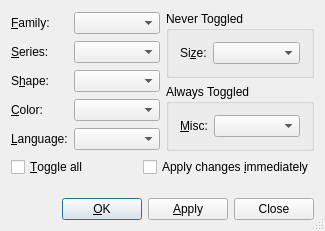
First picture: the form in src/frontends/qt4/ui/CharacterUi.ui, repository cburschka/lyx, before the edit.
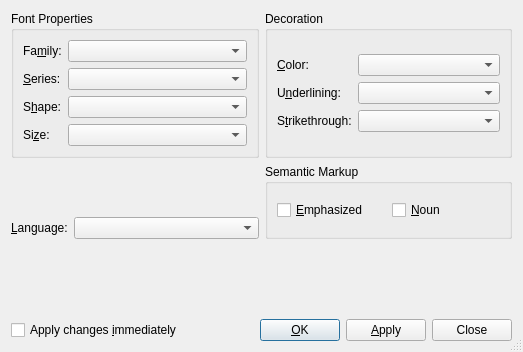
Second picture: the form after the edit.

Commit message: Towards a sane character dialog

Diff of the .ui file:
```diff
--- a/src/frontends/qt4/ui/CharacterUi.ui
+++ b/src/frontends/qt4/ui/CharacterUi.ui
@@ -1,12 +1,12 @@
 <ui version="4.0" >
  <class>CharacterUi</class>
- <widget class="QDialog" name="CharacterUi" >
-  <property name="geometry" >
+ <widget class="QDialog" name="CharacterUi">
+  <property name="geometry">
    <rect>
     <x>0</x>
     <y>0</y>
-    <width>325</width>
-    <height>231</height>
+    <width>523</width>
+    <height>352</height>
    </rect>
   </property>
   <property name="windowTitle" >
@@ -15,136 +15,235 @@
   <property name="sizeGripEnabled" >
    <bool>true</bool>
   </property>
-  <layout class="QVBoxLayout" >
-   <property name="margin" >
-    <number>11</number>
-   </property>
-   <property name="spacing" >
-    <number>6</number>
-   </property>
-   <item>
-    <layout class="QHBoxLayout" >
-     <property name="margin" >
-      <number>0</number>
+  <layout class="QGridLayout" name="gridLayout_6">
+   <item row="0" column="0">
+    <widget class="QGroupBox" name="groupBox">
+     <property name="title">
+      <string>Font Properties</string>
      </property>
-     <property name="spacing" >
-      <number>6</number>
+     <layout class="QGridLayout" name="gridLayout_2">
+      <item row="0" column="0">
+       <layout class="QGridLayout" name="gridLayout">
+        <item row="0" column="0">
+         <widget class="QLabel" name="familyLA">
+          <property name="toolTip">
+           <string>Font family</string>
+          </property>
+          <property name="text">
+           <string>Fa&amp;mily:</string>
+          </property>
+          <property name="buddy">
+           <cstring>familyCO</cstring>
+          </property>
+         </widget>
+        </item>
+        <item row="0" column="1">
+         <widget class="QComboBox" name="familyCO">
+          <property name="sizePolicy">
+           <sizepolicy hsizetype="MinimumExpanding" vsizetype="Fixed">
+            <horstretch>0</horstretch>
+            <verstretch>0</verstretch>
+           </sizepolicy>
+          </property>
+          <property name="toolTip">
+           <string>Font family</string>
+          </property>
+         </widget>
+        </item>
+        <item row="1" column="0">
+         <widget class="QLabel" name="seriesLA">
+          <property name="toolTip">
+           <string>Font series</string>
+          </property>
+          <property name="text">
+           <string>&amp;Series:</string>
+          </property>
+          <property name="buddy">
+           <cstring>seriesCO</cstring>
+          </property>
+         </widget>
+        </item>
+        <item row="1" column="1">
+         <widget class="QComboBox" name="seriesCO">
+          <property name="sizePolicy">
+           <sizepolicy hsizetype="MinimumExpanding" vsizetype="Fixed">
+            <horstretch>0</horstretch>
+            <verstretch>0</verstretch>
+           </sizepolicy>
+          </property>
+          <property name="toolTip">
+           <string>Font series</string>
+          </property>
+         </widget>
+        </item>
+        <item row="2" column="0">
+         <widget class="QLabel" name="shapeLA">
+          <property name="toolTip">
+           <string>Font shape</string>
+          </property>
+          <property name="text">
+           <string>S&amp;hape:</string>
+          </property>
+          <property name="buddy">
+           <cstring>shapeCO</cstring>
+          </property>
+         </widget>
+        </item>
+        <item row="2" column="1">
+         <widget class="QComboBox" name="shapeCO">
+          <property name="sizePolicy">
+           <sizepolicy hsizetype="MinimumExpanding" vsizetype="Fixed">
+            <horstretch>0</horstretch>
+            <verstretch>0</verstretch>
+           </sizepolicy>
+          </property>
+          <property name="toolTip">
+           <string>Font shape</string>
+          </property>
+         </widget>
+        </item>
+        <item row="3" column="0">
+         <widget class="QLabel" name="sizeLA">
+          <property name="toolTip">
+           <string>Font size</string>
+          </property>
+          <property name="text">
+           <string>Si&amp;ze:</string>
+          </property>
+          <property name="buddy">
+           <cstring>sizeCO</cstring>
+          </property>
+         </widget>
+        </item>
+        <item row="3" column="1">
+         <widget class="QComboBox" name="sizeCO">
+          <property name="sizePolicy">
+           <sizepolicy hsizetype="MinimumExpanding" vsizetype="Fixed">
+            <horstretch>0</horstretch>
+            <verstretch>0</verstretch>
+           </sizepolicy>
+          </property>
+          <property name="toolTip">
+           <string>Font size</string>
+          </property>
+         </widget>
+        </item>
+       </layout>
+      </item>
+     </layout>
+    </widget>
+   </item>
+   <item row="0" column="1">
+    <widget class="QGroupBox" name="groupBox_2">
+     <property name="title">
+      <string>Decoration</string>
      </property>
+     <layout class="QGridLayout" name="gridLayout_4">
+      <item row="0" column="0">
+       <layout class="QGridLayout" name="gridLayout_3">
+        <item row="0" column="0">
+         <widget class="QLabel" name="colorLA">
+          <property name="enabled">
+           <bool>true</bool>
+          </property>
+          <property name="toolTip">
+           <string>Font color</string>
+          </property>
+          <property name="text">
+           <string>&amp;Color:</string>
+          </property>
+          <property name="buddy">
+           <cstring>colorCO</cstring>
+          </property>
+         </widget>
+        </item>
+        <item row="0" column="1">
+         <widget class="QComboBox" name="colorCO">
+          <property name="sizePolicy">
+           <sizepolicy hsizetype="MinimumExpanding" vsizetype="Fixed">
+            <horstretch>0</horstretch>
+            <verstretch>0</verstretch>
+           </sizepolicy>
+          </property>
+          <property name="toolTip">
+           <string>Font color</string>
+          </property>
+         </widget>
+        </item>
+        <item row="1" column="0">
+         <widget class="QLabel" name="ulineLA">
+          <property name="text">
+           <string>U&amp;nderlining:</string>
+          </property>
+          <property name="buddy">
+           <cstring>ulineCO</cstring>
+          </property>
+         </widget>
+        </item>
+        <item row="1" column="1">
+         <widget class="QComboBox" name="ulineCO">
+          <property name="sizePolicy">
+           <sizepolicy hsizetype="MinimumExpanding" vsizetype="Fixed">
+            <horstretch>0</horstretch>
+            <verstretch>0</verstretch>
+           </sizepolicy>
+          </property>
+          <property name="toolTip">
+           <string>Other font settings</string>
+          </property>
+         </widget>
+        </item>
+        <item row="2" column="0">
+         <widget class="QLabel" name="strikeLA">
+          <property name="text">
+           <string>S&amp;trikethrough:</string>
+          </property>
+          <property name="buddy">
+           <cstring>strikeCO</cstring>
+          </property>
+         </widget>
+        </item>
+        <item row="2" column="1">
+         <widget class="QComboBox" name="strikeCO">
+          <property name="sizePolicy">
+           <sizepolicy hsizetype="MinimumExpanding" vsizetype="Fixed">
+            <horstretch>0</horstretch>
+            <verstretch>0</verstretch>
+           </sizepolicy>
+          </property>
+          <property name="toolTip">
+           <string>Other font settings</string>
+          </property>
+         </widget>
+        </item>
+       </layout>
+      </item>
+     </layout>
+    </widget>
+   </item>
+   <item row="1" column="0">
+    <layout class="QVBoxLayout" name="verticalLayout">
      <item>
-      <layout class="QGridLayout" >
-       <property name="margin" >
-        <number>0</number>
+      <spacer name="verticalSpacer">
+       <property name="orientation">
+        <enum>Qt::Vertical</enum>
        </property>
-       <property name="spacing" >
-        <number>6</number>
+       <property name="sizeHint" stdset="0">
+        <size>
+         <width>20</width>
+         <height>20</height>
+        </size>
        </property>
-       <item row="0" column="0" >
-        <widget class="QLabel" name="familyLA" >
-         <property name="toolTip" >
-          <string>Font family</string>
-         </property>
-         <property name="text" >
-          <string>&amp;Family:</string>
-         </property>
-         <property name="buddy" >
-          <cstring>familyCO</cstring>
-         </property>
-        </widget>
-       </item>
-       <item row="2" column="1" >
-        <widget class="QComboBox" name="shapeCO" >
-         <property name="sizePolicy" >
-          <sizepolicy>
-           <hsizetype>3</hsizetype>
-           <vsizetype>0</vsizetype>
-           <horstretch>0</horstretch>
-           <verstretch>0</verstretch>
-          </sizepolicy>
-         </property>
-         <property name="toolTip" >
-          <string>Font shape</string>
-         </property>
-        </widget>
-       </item>
-       <item row="2" column="0" >
-        <widget class="QLabel" name="shapeLA" >
-         <property name="toolTip" >
-          <string>Font shape</string>
-         </property>
-         <property name="text" >
-          <string>S&amp;hape:</string>
-         </property>
-         <property name="buddy" >
-          <cstring>shapeCO</cstring>
-         </property>
-        </widget>
-       </item>
-       <item row="1" column="1" >
-        <widget class="QComboBox" name="seriesCO" >
-         <property name="sizePolicy" >
-          <sizepolicy>
-           <hsizetype>3</hsizetype>
-           <vsizetype>0</vsizetype>
-           <horstretch>0</horstretch>
-           <verstretch>0</verstretch>
-          </sizepolicy>
-         </property>
-         <property name="toolTip" >
-          <string>Font series</string>
-         </property>
-        </widget>
-       </item>
-       <item row="4" column="1" >
-        <widget class="QComboBox" name="langCO" >
-         <property name="sizePolicy" >
-          <sizepolicy>
-           <hsizetype>3</hsizetype>
-           <vsizetype>0</vsizetype>
-           <horstretch>0</horstretch>
-           <verstretch>0</verstretch>
-          </sizepolicy>
-         </property>
-         <property name="toolTip" >
+      </spacer>
+     </item>
+     <item>
+      <layout class="QHBoxLayout" name="horizontalLayout">
+       <item>
+        <widget class="QLabel" name="langLA">
+         <property name="toolTip">
           <string>Language</string>
          </property>
-        </widget>
-       </item>
-       <item row="0" column="1" >
-        <widget class="QComboBox" name="familyCO" >
-         <property name="sizePolicy" >
-          <sizepolicy>
-           <hsizetype>3</hsizetype>
-           <vsizetype>0</vsizetype>
-           <horstretch>0</horstretch>
-           <verstretch>0</verstretch>
-          </sizepolicy>
-         </property>
-         <property name="toolTip" >
-          <string>Font family</string>
-         </property>
-        </widget>
-       </item>
-       <item row="3" column="1" >
-        <widget class="QComboBox" name="colorCO" >
-         <property name="sizePolicy" >
-          <sizepolicy>
-           <hsizetype>3</hsizetype>
-           <vsizetype>0</vsizetype>
-           <horstretch>0</horstretch>
-           <verstretch>0</verstretch>
-          </sizepolicy>
-         </property>
-         <property name="toolTip" >
-          <string>Font color</string>
-         </property>
-        </widget>
-       </item>
-       <item row="4" column="0" >
-        <widget class="QLabel" name="langLA" >
-         <property name="toolTip" >
-          <string>Language</string>
-         </property>
-         <property name="text" >
+         <property name="text">
           <string>&amp;Language:</string>
          </property>
          <property name="buddy" >
@@ -152,166 +251,47 @@
          </property>
         </widget>
        </item>
-       <item row="1" column="0" >
-        <widget class="QLabel" name="seriesLA" >
-         <property name="toolTip" >
-          <string>Font series</string>
-         </property>
-         <property name="text" >
-          <string>&amp;Series:</string>
-         </property>
-         <property name="buddy" >
-          <cstring>seriesCO</cstring>
-         </property>
-        </widget>
-       </item>
-       <item row="3" column="0" >
-        <widget class="QLabel" name="colorLA" >
-         <property name="enabled" >
-          <bool>true</bool>
-         </property>
-         <property name="toolTip" >
-          <string>Font color</string>
-         </property>
-         <property name="text" >
-          <string>&amp;Color:</string>
-         </property>
-         <property name="buddy" >
-          <cstring>colorCO</cstring>
-         </property>
-        </widget>
-       </item>
-      </layout>
-     </item>
-     <item>
-      <layout class="QVBoxLayout" >
-       <property name="margin" >
-        <number>0</number>
-       </property>
-       <property name="spacing" >
-        <number>6</number>
-       </property>
        <item>
-        <widget class="QGroupBox" name="sizeGB" >
-         <property name="title" >
-          <string>Never Toggled</string>
+        <widget class="QComboBox" name="langCO">
+         <property name="sizePolicy">
+          <sizepolicy hsizetype="MinimumExpanding" vsizetype="Fixed">
+           <horstretch>0</horstretch>
+           <verstretch>0</verstretch>
+          </sizepolicy>
          </property>
-         <layout class="QHBoxLayout" >
-          <property name="margin" >
-           <number>11</number>
-          </property>
-          <property name="spacing" >
-           <number>6</number>
-          </property>
-          <item>
-           <widget class="QLabel" name="sizeLA" >
-            <property name="toolTip" >
-             <string>Font size</string>
-            </property>
-            <property name="text" >
-             <string>Si&amp;ze:</string>
-            </property>
-            <property name="buddy" >
-             <cstring>sizeCO</cstring>
-            </property>
-           </widget>
-          </item>
-          <item>
-           <widget class="QComboBox" name="sizeCO" >
-            <property name="sizePolicy" >
-             <sizepolicy>
-              <hsizetype>3</hsizetype>
-              <vsizetype>0</vsizetype>
-              <horstretch>0</horstretch>
-              <verstretch>0</verstretch>
-             </sizepolicy>
-            </property>
-            <property name="toolTip" >
-             <string>Font size</string>
-            </property>
-           </widget>
-          </item>
-         </layout>
-        </widget>
-       </item>
-       <item>
-        <widget class="QGroupBox" name="miscGB" >
-         <property name="toolTip" >
-          <string>Other font settings</string>
+         <property name="toolTip">
+          <string>Language</string>
          </property>
-         <property name="title" >
-          <string>Always Toggled</string>
-         </property>
-         <layout class="QHBoxLayout" >
-          <property name="margin" >
-           <number>11</number>
-          </property>
-          <property name="spacing" >
-           <number>6</number>
-          </property>
-          <item>
-           <widget class="QLabel" name="miscLA" >
-            <property name="text" >
-             <string>&amp;Misc:</string>
-            </property>
-            <property name="buddy" >
-             <cstring>miscCO</cstring>
-            </property>
-           </widget>
-          </item>
-          <item>
-           <widget class="QComboBox" name="miscCO" >
-            <property name="sizePolicy" >
-             <sizepolicy>
-              <hsizetype>3</hsizetype>
-              <vsizetype>0</vsizetype>
-              <horstretch>0</horstretch>
-              <verstretch>0</verstretch>
-             </sizepolicy>
-            </property>           
-            <property name="toolTip" >
-             <string>Other font settings</string>
-            </property>
-           </widget>
-          </item>
-         </layout>
         </widget>
        </item>
       </layout>
      </item>
     </layout>
    </item>
-   <item>
-    <layout class="QHBoxLayout" >
-     <property name="margin" >
-      <number>0</number>
+   <item row="1" column="1">
+    <widget class="QGroupBox" name="groupBox_3">
+     <property name="title">
+      <string>Semantic Markup</string>
      </property>
-     <property name="spacing" >
-      <number>6</number>
-     </property>
-     <item>
-      <widget class="QCheckBox" name="toggleallCB" >
-       <property name="toolTip" >
-        <string>toggle font on all of the above</string>
-       </property>
-       <property name="text" >
-        <string>&amp;Toggle all</string>
-       </property>
-      </widget>
-     </item>
-     <item>
-      <widget class="QCheckBox" name="autoapplyCB" >
-       <property name="toolTip" >
-        <string>Apply each change automatically</string>
-       </property>
-       <property name="text" >
-        <string>Apply changes &amp;immediately</string>
-       </property>
-      </widget>
-     </item>
-    </layout>
+     <layout class="QGridLayout" name="gridLayout_5">
+      <item row="0" column="0">
+       <widget class="QCheckBox" name="emphCB">
+        <property name="text">
+         <string>&amp;Emphasized</string>
+        </property>
+       </widget>
+      </item>
+      <item row="0" column="1">
+       <widget class="QCheckBox" name="nounCB">
+        <property name="text">
+         <string>&amp;Noun</string>
+        </property>
+       </widget>
+      </item>
+     </layout>
+    </widget>
    </item>
-   <item>
+   <item row="2" column="0">
     <spacer>
      <property name="orientation" >
       <enum>Qt::Vertical</enum>
@@ -327,14 +307,33 @@
      </property>
     </spacer>
    </item>
-   <item>
-    <layout class="QHBoxLayout" >
-     <property name="margin" >
-      <number>0</number>
-     </property>
-     <property name="spacing" >
+   <item row="3" column="0" colspan="2">
+    <layout class="QHBoxLayout">
+     <property name="spacing">
       <number>6</number>
      </property>
+     <property name="leftMargin">
+      <number>0</number>
+     </property>
+     <property name="topMargin">
+      <number>0</number>
+     </property>
+     <property name="rightMargin">
+      <number>0</number>
+     </property>
+     <property name="bottomMargin">
+      <number>0</number>
+     </property>
+     <item>
+      <widget class="QCheckBox" name="autoapplyCB">
+       <property name="toolTip">
+        <string>Apply each change automatically</string>
+       </property>
+       <property name="text">
+        <string>Apply changes &amp;immediately</string>
+       </property>
+      </widget>
+     </item>
      <item>
       <spacer>
        <property name="orientation" >
@@ -352,8 +351,8 @@
       </spacer>
      </item>
      <item>
-      <widget class="QPushButton" name="okPB" >
-       <property name="text" >
+      <widget class="QPushButton" name="okPB">
+       <property name="text">
         <string>&amp;OK</string>
        </property>
        <property name="default" >
@@ -362,8 +361,8 @@
       </widget>
      </item>
      <item>
-      <widget class="QPushButton" name="applyPB" >
-       <property name="text" >
+      <widget class="QPushButton" name="applyPB">
+       <property name="text">
         <string>&amp;Apply</string>
        </property>
        <property name="autoDefault" >
@@ -372,8 +371,8 @@
       </widget>
      </item>
      <item>
-      <widget class="QPushButton" name="closePB" >
-       <property name="text" >
+      <widget class="QPushButton" name="closePB">
+       <property name="text">
         <string>Close</string>
        </property>
        <property name="autoDefault" >
```
Left out of the diff: 35 changed lines with no effect on the pictures. The commit also changes 2 other files.
